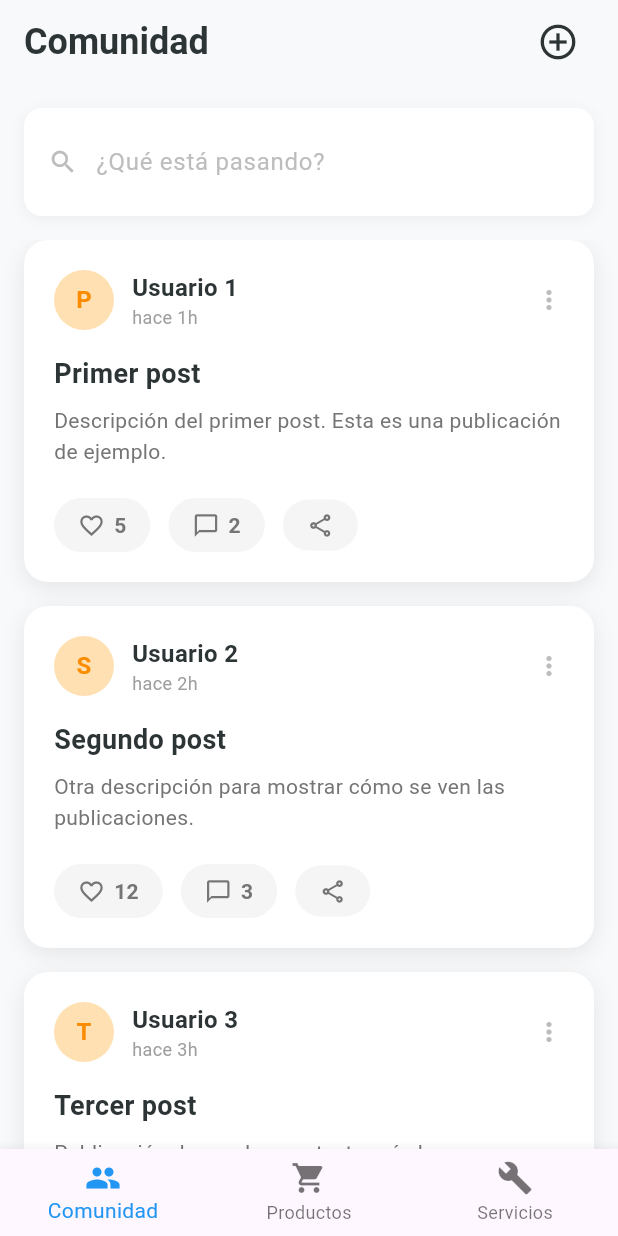
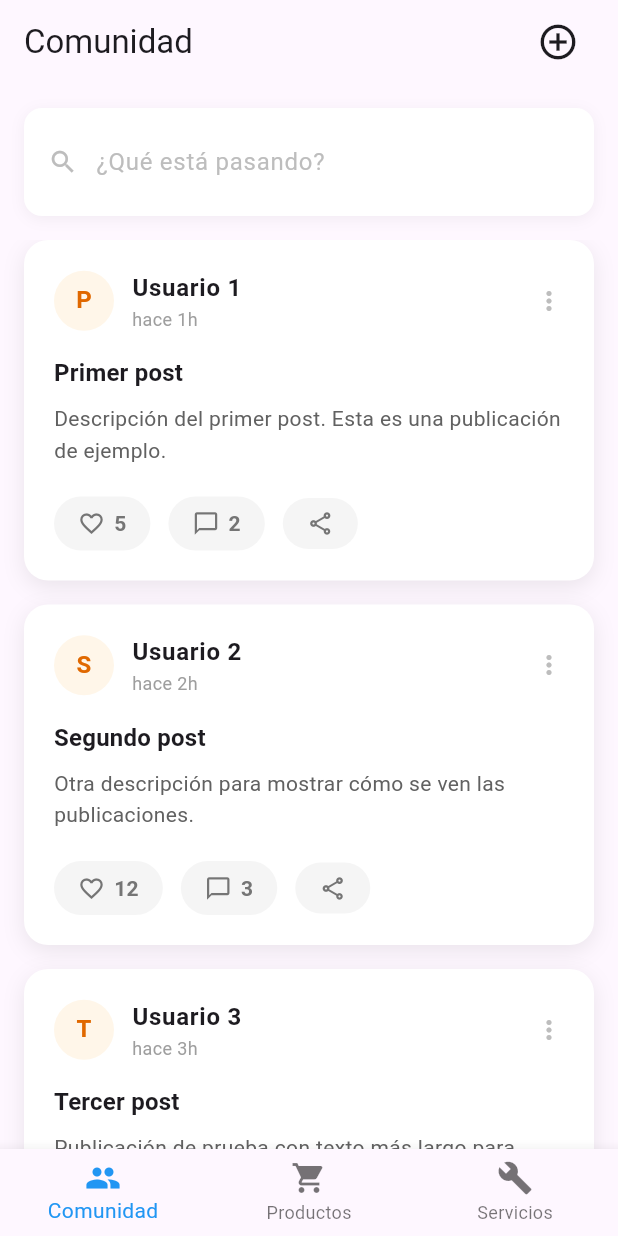
Before and after one commit to Wil-cristian/yominero, a Flutter app: the screen it shows after launch, on a phone screen of 412 x 824 dp. Run offline on Flutter 3.47's test engine with Material 3 defaults, Android fonts, the light colour scheme and no system bars; our stand-ins replace sqflite; accounts and stored records are empty.

Commit message:
refactor(theme): migrate pages to semantic AppColors

```diff
--- a/lib/community_page.dart
+++ b/lib/community_page.dart
@@ -1,4 +1,6 @@
 import 'package:flutter/material.dart';
+import 'core/theme/colors.dart';
+import 'core/auth/auth_service.dart';
 import 'package:yominero/shared/models/post.dart';
 import 'post_detail_page.dart';
 
@@ -39,9 +41,28 @@ class _CommunityPageState extends State<CommunityPage> {
     ),
   ];
 
+  // Map of postId -> set of userIds who liked it (in-memory, mock persistence)
+  final Map<String, Set<String>> _likesByPost = {};
+
   void _likePost(int index) {
+    final user = AuthService.instance.currentUser;
+    if (user == null) {
+      ScaffoldMessenger.of(context).showSnackBar(
+        const SnackBar(content: Text('Debes iniciar sesión para dar like.')),
+      );
+      return;
+    }
+    final post = _posts[index];
+    final likedUsers = _likesByPost.putIfAbsent(post.id, () => <String>{});
+    if (likedUsers.contains(user.id)) {
+      ScaffoldMessenger.of(context).showSnackBar(
+        const SnackBar(content: Text('Ya le diste like a este post.')),
+      );
+      return; // prevent multiple likes by same user
+    }
+    likedUsers.add(user.id);
     setState(() {
-      final post = _posts[index];
+      // increment stored likes only once per user
       _posts[index] = Post(
         id: post.id,
         title: post.title,
@@ -58,15 +79,11 @@ class _CommunityPageState extends State<CommunityPage> {
   @override
   Widget build(BuildContext context) {
     return Scaffold(
-      backgroundColor: const Color(0xFFF8F9FA),
+      backgroundColor: Theme.of(context).scaffoldBackgroundColor,
       appBar: AppBar(
-        title: const Text(
+        title: Text(
           'Comunidad',
-          style: TextStyle(
-            fontWeight: FontWeight.bold,
-            fontSize: 24,
-            color: Color(0xFF2D3436),
-          ),
+          style: Theme.of(context).textTheme.titleLarge,
         ),
         backgroundColor: Colors.transparent,
         elevation: 0,
@@ -74,9 +91,9 @@ class _CommunityPageState extends State<CommunityPage> {
           Container(
             margin: const EdgeInsets.only(right: 16),
             child: IconButton(
-              icon: const Icon(
+              icon: Icon(
                 Icons.add_circle_outline,
-                color: Color(0xFF2D3436),
+                color: Theme.of(context).colorScheme.onBackground,
                 size: 28,
               ),
               onPressed: () {},
@@ -128,6 +145,9 @@ class _CommunityPageState extends State<CommunityPage> {
               itemCount: _posts.length,
               itemBuilder: (context, index) {
                 final post = _posts[index];
+                final currentUser = AuthService.instance.currentUser;
+                final liked = currentUser != null &&
+                    (_likesByPost[post.id]?.contains(currentUser.id) ?? false);
                 return GestureDetector(
                   onTap: () {
                     Navigator.of(context).push(
@@ -157,11 +177,12 @@ class _CommunityPageState extends State<CommunityPage> {
                           children: [
                             CircleAvatar(
                               radius: 20,
-                              backgroundColor: Colors.orange[100],
+                backgroundColor:
+                  AppColors.secondaryContainer.withOpacity(.6),
                               child: Text(
                                 post.title[0].toUpperCase(),
-                                style: TextStyle(
-                                  color: Colors.orange[600],
+                                style: const TextStyle(
+                                  color: AppColors.primary,
                                   fontWeight: FontWeight.bold,
                                   fontSize: 16,
                                 ),
@@ -174,11 +195,10 @@ class _CommunityPageState extends State<CommunityPage> {
                                 children: [
                                   Text(
                                     'Usuario ${index + 1}',
-                                    style: const TextStyle(
-                                      fontWeight: FontWeight.bold,
-                                      fontSize: 16,
-                                      color: Color(0xFF2D3436),
-                                    ),
+                                    style: Theme.of(context)
+                                        .textTheme
+                                        .bodyLarge
+                                        ?.copyWith(fontWeight: FontWeight.bold),
                                   ),
                                   Text(
                                     'hace ${index + 1}h',
@@ -200,20 +220,19 @@ class _CommunityPageState extends State<CommunityPage> {
                         const SizedBox(height: 16),
                         Text(
                           post.title,
-                          style: const TextStyle(
-                            fontSize: 18,
-                            fontWeight: FontWeight.bold,
-                            color: Color(0xFF2D3436),
-                          ),
+                          style:
+                              Theme.of(context).textTheme.titleMedium?.copyWith(
+                                    fontWeight: FontWeight.bold,
+                                  ),
                         ),
                         const SizedBox(height: 8),
                         Text(
                           post.content,
-                          style: TextStyle(
-                            fontSize: 14,
-                            color: Colors.grey[600],
-                            height: 1.5,
-                          ),
+                          style:
+                              Theme.of(context).textTheme.bodyMedium?.copyWith(
+                                    color: Colors.grey[700],
+                                    height: 1.5,
+                                  ),
                         ),
                         const SizedBox(height: 20),
                         Row(
@@ -226,22 +245,30 @@ class _CommunityPageState extends State<CommunityPage> {
                                   vertical: 8,
                                 ),
                                 decoration: BoxDecoration(
-                                  color: Colors.grey[100],
+                  color: liked
+                    ? AppColors.primary.withOpacity(.15)
+                                      : Colors.grey[100],
                                   borderRadius: BorderRadius.circular(20),
                                 ),
                                 child: Row(
                                   mainAxisSize: MainAxisSize.min,
                                   children: [
                                     Icon(
-                                      Icons.favorite_border,
-                                      color: Colors.grey[600],
+                                      liked
+                                          ? Icons.favorite
+                                          : Icons.favorite_border,
+                    color: liked
+                      ? AppColors.primary
+                      : Colors.grey[600],
                                       size: 18,
                                     ),
                                     const SizedBox(width: 6),
                                     Text(
                                       '${post.likes}',
                                       style: TextStyle(
-                                        color: Colors.grey[600],
+                    color: liked
+                      ? AppColors.primary
+                      : Colors.grey[600],
                                         fontWeight: FontWeight.w600,
                                       ),
                                     ),
--- /dev/null
+++ b/lib/core/theme/colors.dart
@@ -0,0 +1,100 @@
+import 'package:flutter/material.dart';
+
+/// Legacy color constants (kept for backward compatibility).
+class YoMineroColors {
+  YoMineroColors._();
+  static const Color machineryOrange = Color(0xFFFF6F00);
+  static const Color goldYellow = Color(0xFFFFD600);
+  static const Color earthDark = Color(0xFF4E342E);
+  static const Color sandLight = Color(0xFFF5F5DC);
+  static const Color charcoal = Color(0xFF1C1C1C);
+  static const Color stoneGray = Color(0xFF9E9E9E);
+  static const Color alertRed = Color(0xFFD32F2F);
+  static const Color successGreen = Color(0xFF2E7D32);
+  static const Color infoBlue = Color(0xFF1976D2);
+  static const Color copper = Color(0xFFB87333);
+  static const Color silver = Color(0xFFB0BEC5);
+  static const Color graphite = Color(0xFF37474F);
+}
+
+/// New semantic palette following the color selection guide.
+/// Names focus on role instead of specific hue to simplify future adjustments.
+class AppColors {
+  AppColors._();
+
+  // Brand / primary system
+  static const Color primary =
+      Color(0xFFE06800); // slightly desaturated from old orange
+  static const Color primaryContainer = Color(0xFFFFE5D1);
+  static const Color primaryHover = Color(0xFFCB5E00);
+  static const Color primaryPressed = Color(0xFFB35200);
+
+  // Secondary / accent (amber-copper blend)
+  static const Color secondary = Color(0xFFC87900);
+  static const Color secondaryContainer = Color(0xFFFFF0DA);
+
+  // Neutrals / backgrounds
+  static const Color background = Color(0xFFF8F5EF);
+  static const Color backgroundAlt = Color(0xFFF2EEE7);
+  static const Color surface = Color(0xFFFFFFFF);
+  static const Color surfaceAlt = Color(0xFFFAF7F2);
+  static const Color outline = Color(0xFFD5CBBF);
+
+  // Text
+  static const Color textPrimary = Color(0xFF282523);
+  static const Color textSecondary = Color(0xFF5E574F);
+  static const Color textDisabled = Color(0xFF9E948B);
+
+  // States
+  static const Color success = Color(0xFF2E7D32);
+  static const Color successContainer = Color(0xFFE4F3E5);
+  static const Color error = Color(0xFFC62828);
+  static const Color errorContainer = Color(0xFFFCE4E4);
+  static const Color warning = Color(0xFFFFB300);
+  static const Color warningContainer = Color(0xFFFFF6DA);
+  static const Color info = Color(0xFF0F67B5);
+  static const Color infoContainer = Color(0xFFE0F0FA);
+
+  // Utility / decorative
+  static const Color focus = Color(0xFF684200);
+  static const Color black = Color(0xFF000000);
+  static const Color white = Color(0xFFFFFFFF);
+
+  /// Returns best contrasting on-color (black/white) for given [background].
+  static Color onColor(Color background) =>
+      background.computeLuminance() > 0.54 ? black : white;
+}
+
+extension AppColorScheme on BuildContext {
+  Color get cPrimary => AppColors.primary;
+  Color get cPrimaryContainer => AppColors.primaryContainer;
+  Color get cSecondary => AppColors.secondary;
+  Color get cSecondaryContainer => AppColors.secondaryContainer;
+  Color get cBg => AppColors.background;
+  Color get cBgAlt => AppColors.backgroundAlt;
+  Color get cSurface => AppColors.surface;
+  Color get cSurfaceAlt => AppColors.surfaceAlt;
+  Color get cOutline => AppColors.outline;
+  Color get cText => AppColors.textPrimary;
+  Color get cTextSecondary => AppColors.textSecondary;
+  Color get cSuccess => AppColors.success;
+  Color get cError => AppColors.error;
+  Color get cWarning => AppColors.warning;
+  Color get cInfo => AppColors.info;
+}
+
+extension YoMineroColorUtils on Color {
+  Color darken([double amount = .1]) {
+    final hsl = HSLColor.fromColor(this);
+    return hsl
+        .withLightness((hsl.lightness - amount).clamp(0.0, 1.0))
+        .toColor();
+  }
+
+  Color lighten([double amount = .1]) {
+    final hsl = HSLColor.fromColor(this);
+    return hsl
+        .withLightness((hsl.lightness + amount).clamp(0.0, 1.0))
+        .toColor();
+  }
+}
```
Also changed, not shown: lib/core/theme/theme.dart (added, +161 -0 lines), lib/home_page.dart (added, +171 -0 lines), lib/login_page.dart (+23 -4 lines), lib/profile_page.dart (+59 -4 lines), lib/services_page.dart (+30 -31 lines), lib/shared/models/user.dart (+31 -1 lines).
